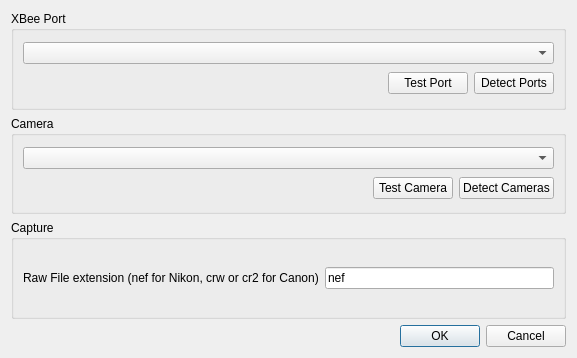
First picture: the form in pc/master/settingsform.ui, repository plule/pfe-costumes, before the edit.
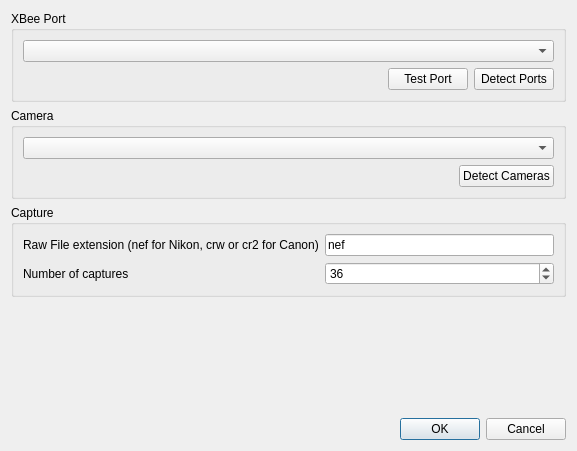
Second picture: the form after the edit.

```diff
--- a/pc/master/settingsform.ui
+++ b/pc/master/settingsform.ui
@@ -7,7 +7,7 @@
     <x>0</x>
     <y>0</y>
     <width>577</width>
-    <height>358</height>
+    <height>451</height>
    </rect>
   </property>
   <property name="windowTitle">
@@ -45,13 +45,6 @@
           </property>
          </spacer>
         </item>
-        <item>
-         <widget class="QPushButton" name="testCameraButton">
-          <property name="text">
-           <string>Test Camera</string>
-          </property>
-         </widget>
-        </item>
         <item>
          <widget class="QPushButton" name="detectCamerasButton">
           <property name="text">
@@ -64,7 +57,7 @@
      </layout>
     </widget>
    </item>
-   <item row="6" column="0">
+   <item row="7" column="0">
     <widget class="QDialogButtonBox" name="buttonBox">
      <property name="orientation">
       <enum>Qt::Horizontal</enum>
@@ -129,24 +122,60 @@
      <property name="title">
       <string>Capture</string>
      </property>
-     <layout class="QHBoxLayout" name="horizontalLayout">
-      <item>
+     <layout class="QFormLayout" name="formLayout">
+      <property name="fieldGrowthPolicy">
+       <enum>QFormLayout::AllNonFixedFieldsGrow</enum>
+      </property>
+      <item row="0" column="0">
        <widget class="QLabel" name="label">
         <property name="text">
          <string>Raw File extension (nef for Nikon, crw or cr2 for Canon)</string>
         </property>
        </widget>
       </item>
-      <item>
+      <item row="0" column="1">
        <widget class="QLineEdit" name="rawExtensionEdit">
         <property name="text">
          <string>nef</string>
         </property>
        </widget>
       </item>
+      <item row="1" column="1">
+       <widget class="QSpinBox" name="captureNumber">
+        <property name="minimum">
+         <number>1</number>
+        </property>
+        <property name="maximum">
+         <number>360</number>
+        </property>
+        <property name="value">
+         <number>36</number>
+        </property>
+       </widget>
+      </item>
+      <item row="1" column="0">
+       <widget class="QLabel" name="label_2">
+        <property name="text">
+         <string>Number of captures</string>
+        </property>
+       </widget>
+      </item>
      </layout>
     </widget>
    </item>
+   <item row="6" column="0">
+    <spacer name="verticalSpacer">
+     <property name="orientation">
+      <enum>Qt::Vertical</enum>
+     </property>
+     <property name="sizeHint" stdset="0">
+      <size>
+       <width>20</width>
+       <height>40</height>
+      </size>
+     </property>
+    </spacer>
+   </item>
   </layout>
  </widget>
  <resources/>
```
